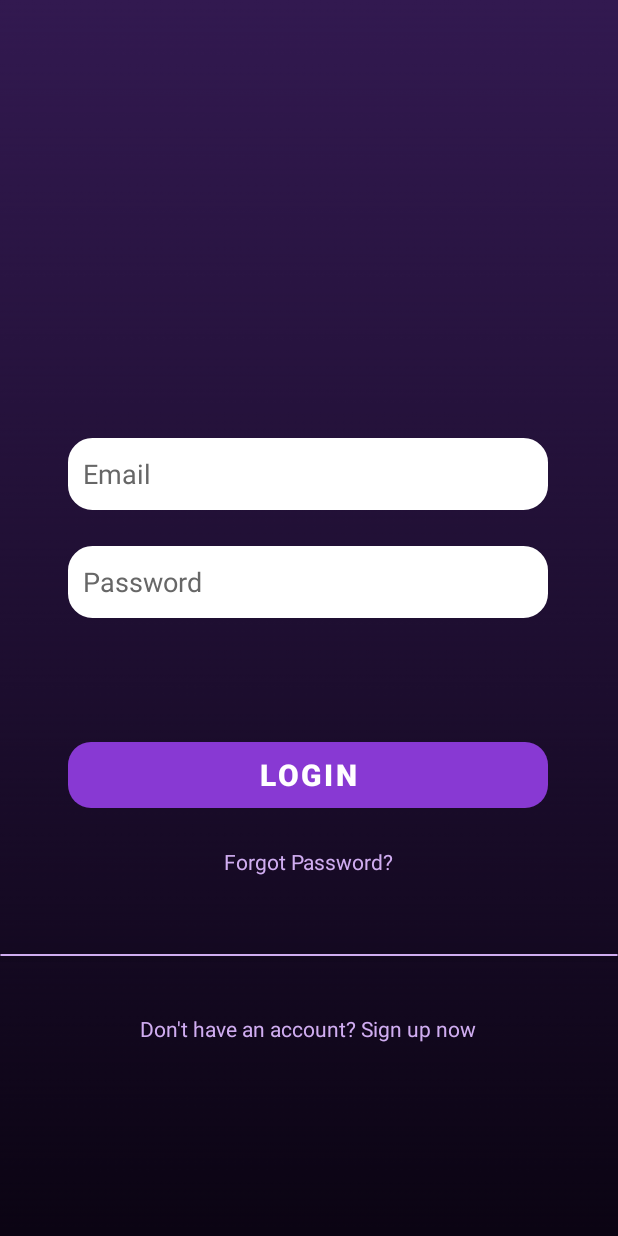
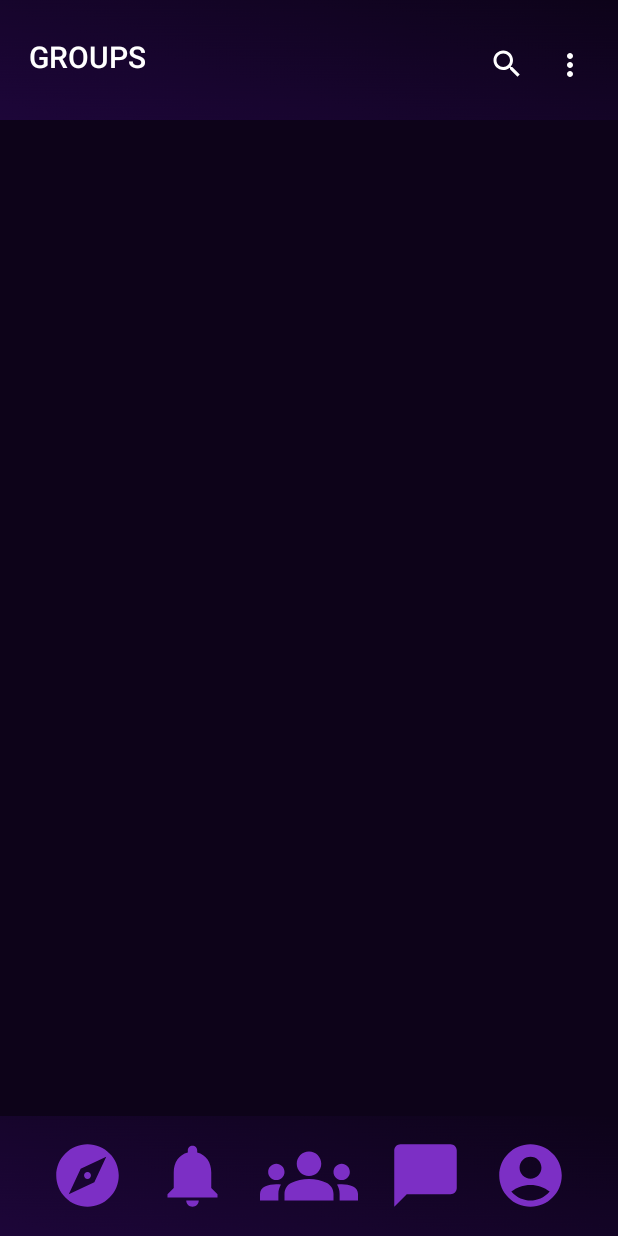
Before and after one commit to JoshDez/Synthronize, an Android app: the screen it shows after launch (Login before the commit, MainActivity after it), on a phone screen of 412 x 824 dp. Run offline under Robolectric (Android 15) with nearby library versions, the phone set to English and light mode, and no system bars.

Commit message:
Group UI test

```diff
--- a/app/src/main/AndroidManifest.xml
+++ b/app/src/main/AndroidManifest.xml
@@ -9,24 +9,23 @@
         android:icon="@mipmap/ic_launcher"
         android:label="@string/app_name"
         android:supportsRtl="true"
-        android:theme="@style/Theme.Synthronize"
+        android:theme="@style/Theme.AppCompat.Light.NoActionBar"
         tools:targetApi="31" >
         <activity
             android:name=".SignUp"
-            android:exported="false"
-            android:theme="@style/Theme.MaterialComponents.NoActionBar"/>
+            android:exported="false"/>
         <activity
             android:name=".Login"
-            android:exported="true"
-            android:theme="@style/Theme.MaterialComponents.NoActionBar">
+            android:exported="true">
+        </activity>
+        <activity
+            android:name=".MainActivity"
+            android:exported="true" >
             <intent-filter>
                 <action android:name="android.intent.action.MAIN" />
                 <category android:name="android.intent.category.LAUNCHER" />
             </intent-filter>
         </activity>
-        <activity
-            android:name=".MainActivity"
-            android:exported="true" />
     </application>
 
 </manifest>
--- a/app/src/main/java/com/labactivity/synthronize/MainActivity.kt
+++ b/app/src/main/java/com/labactivity/synthronize/MainActivity.kt
@@ -2,10 +2,41 @@ package com.labactivity.synthronize
 
 import androidx.appcompat.app.AppCompatActivity
 import android.os.Bundle
+import android.view.Menu
+import android.view.MenuItem
+import android.widget.Toast
+import android.widget.Toolbar
+import androidx.core.view.get
+import com.labactivity.synthronize.databinding.ActivityMainBinding
 
 class MainActivity : AppCompatActivity() {
+    private lateinit var binding: ActivityMainBinding
+    private lateinit var toolbar: androidx.appcompat.widget.Toolbar
     override fun onCreate(savedInstanceState: Bundle?) {
         super.onCreate(savedInstanceState)
-        setContentView(R.layout.activity_main)
+        binding = ActivityMainBinding.inflate(layoutInflater)
+        setContentView(binding.root)
+        toolbar = binding.groupToolbar
+        setSupportActionBar(toolbar)
+    }
+
+    override fun onCreateOptionsMenu(menu: Menu?): Boolean {
+        menuInflater.inflate(R.menu.groups_toolbar_menu, menu)
+        return true
+    }
+
+    override fun onOptionsItemSelected(item: MenuItem): Boolean {
+        when (item.itemId) {
+            R.id.createNewGroup -> {
+                Toast.makeText(this, "Create New Group", Toast.LENGTH_SHORT).show()
+            }
+            R.id.deleteGroup -> {
+                Toast.makeText(this, "Delete Group", Toast.LENGTH_SHORT).show()
+            }
+            R.id.settings -> {
+                Toast.makeText(this, "Settings", Toast.LENGTH_SHORT).show()
+            }
+        }
+        return true
     }
 }
--- /dev/null
+++ b/app/src/main/res/drawable/account_not_selected.xml
@@ -0,0 +1,5 @@
+<vector android:height="24dp" android:tint="@color/purple1"
+    android:viewportHeight="24" android:viewportWidth="24"
+    android:width="24dp" xmlns:android="http://schemas.android.com/apk/res/android">
+    <path android:fillColor="@android:color/white" android:pathData="M12,2C6.48,2 2,6.48 2,12s4.48,10 10,10s10,-4.48 10,-10S17.52,2 12,2zM12,6c1.93,0 3.5,1.57 3.5,3.5S13.93,13 12,13s-3.5,-1.57 -3.5,-3.5S10.07,6 12,6zM12,20c-2.03,0 -4.43,-0.82 -6.14,-2.88C7.55,15.8 9.68,15 12,15s4.45,0.8 6.14,2.12C16.43,19.18 14.03,20 12,20z"/>
+</vector>
--- /dev/null
+++ b/app/src/main/res/drawable/baseline_search_24.xml
@@ -0,0 +1,5 @@
+<vector android:height="24dp" android:tint="@color/white"
+    android:viewportHeight="24" android:viewportWidth="24"
+    android:width="24dp" xmlns:android="http://schemas.android.com/apk/res/android">
+    <path android:fillColor="@android:color/white" android:pathData="M15.5,14h-0.79l-0.28,-0.27C15.41,12.59 16,11.11 16,9.5 16,5.91 13.09,3 9.5,3S3,5.91 3,9.5 5.91,16 9.5,16c1.61,0 3.09,-0.59 4.23,-1.57l0.27,0.28v0.79l5,4.99L20.49,19l-4.99,-5zM9.5,14C7.01,14 5,11.99 5,9.5S7.01,5 9.5,5 14,7.01 14,9.5 11.99,14 9.5,14z"/>
+</vector>
--- /dev/null
+++ b/app/src/main/res/drawable/chat_not_selected.xml
@@ -0,0 +1,5 @@
+<vector android:height="24dp" android:tint="@color/purple1"
+    android:viewportHeight="24" android:viewportWidth="24"
+    android:width="24dp" xmlns:android="http://schemas.android.com/apk/res/android">
+    <path android:fillColor="@android:color/white" android:pathData="M20,2H4c-1.1,0 -2,0.9 -2,2v18l4,-4h14c1.1,0 2,-0.9 2,-2V4c0,-1.1 -0.9,-2 -2,-2z"/>
+</vector>
--- /dev/null
+++ b/app/src/main/res/drawable/explore_not_selected.xml
@@ -0,0 +1,5 @@
+<vector android:height="24dp" android:tint="@color/purple1"
+    android:viewportHeight="24" android:viewportWidth="24"
+    android:width="24dp" xmlns:android="http://schemas.android.com/apk/res/android">
+    <path android:fillColor="@android:color/white" android:pathData="M12,10.9c-0.61,0 -1.1,0.49 -1.1,1.1s0.49,1.1 1.1,1.1c0.61,0 1.1,-0.49 1.1,-1.1s-0.49,-1.1 -1.1,-1.1zM12,2C6.48,2 2,6.48 2,12s4.48,10 10,10 10,-4.48 10,-10S17.52,2 12,2zM14.19,14.19L6,18l3.81,-8.19L18,6l-3.81,8.19z"/>
+</vector>
--- /dev/null
+++ b/app/src/main/res/drawable/groups_not_selected.xml
@@ -0,0 +1,5 @@
+<vector android:height="24dp" android:tint="@color/purple1"
+    android:viewportHeight="24" android:viewportWidth="24"
+    android:width="24dp" xmlns:android="http://schemas.android.com/apk/res/android">
+    <path android:fillColor="@android:color/white" android:pathData="M12,12.75c1.63,0 3.07,0.39 4.24,0.9c1.08,0.48 1.76,1.56 1.76,2.73L18,18H6l0,-1.61c0,-1.18 0.68,-2.26 1.76,-2.73C8.93,13.14 10.37,12.75 12,12.75zM4,13c1.1,0 2,-0.9 2,-2c0,-1.1 -0.9,-2 -2,-2s-2,0.9 -2,2C2,12.1 2.9,13 4,13zM5.13,14.1C4.76,14.04 4.39,14 4,14c-0.99,0 -1.93,0.21 -2.78,0.58C0.48,14.9 0,15.62 0,16.43V18l4.5,0v-1.61C4.5,15.56 4.73,14.78 5.13,14.1zM20,13c1.1,0 2,-0.9 2,-2c0,-1.1 -0.9,-2 -2,-2s-2,0.9 -2,2C18,12.1 18.9,13 20,13zM24,16.43c0,-0.81 -0.48,-1.53 -1.22,-1.85C21.93,14.21 20.99,14 20,14c-0.39,0 -0.76,0.04 -1.13,0.1c0.4,0.68 0.63,1.46 0.63,2.29V18l4.5,0V16.43zM12,6c1.66,0 3,1.34 3,3c0,1.66 -1.34,3 -3,3s-3,-1.34 -3,-3C9,7.34 10.34,6 12,6z"/>
+</vector>
--- /dev/null
+++ b/app/src/main/res/drawable/notifications_not_selected.xml
@@ -0,0 +1,5 @@
+<vector android:height="24dp" android:tint="@color/purple1"
+    android:viewportHeight="24" android:viewportWidth="24"
+    android:width="24dp" xmlns:android="http://schemas.android.com/apk/res/android">
+    <path android:fillColor="@android:color/white" android:pathData="M12,22c1.1,0 2,-0.9 2,-2h-4c0,1.1 0.89,2 2,2zM18,16v-5c0,-3.07 -1.64,-5.64 -4.5,-6.32L13.5,4c0,-0.83 -0.67,-1.5 -1.5,-1.5s-1.5,0.67 -1.5,1.5v0.68C7.63,5.36 6,7.92 6,11v5l-2,2v1h16v-1l-2,-2z"/>
+</vector>
--- a/app/src/main/res/layout/activity_main.xml
+++ b/app/src/main/res/layout/activity_main.xml
@@ -2,17 +2,82 @@
 <androidx.constraintlayout.widget.ConstraintLayout xmlns:android="http://schemas.android.com/apk/res/android"
     xmlns:app="http://schemas.android.com/apk/res-auto"
     xmlns:tools="http://schemas.android.com/tools"
+    android:background="@color/dark_purple_2"
     android:layout_width="match_parent"
     android:layout_height="match_parent"
     tools:context=".MainActivity">
 
-    <TextView
-        android:layout_width="wrap_content"
-        android:layout_height="wrap_content"
-        android:text="Hello World!"
+    <androidx.appcompat.widget.Toolbar
+        android:id="@+id/groupToolbar"
+        style="@style/Toolbar"
+        android:layout_width="match_parent"
+        android:layout_height="80dp"
+        android:paddingStart="15dp"
+        android:paddingEnd="10dp"
+        android:paddingTop="15dp"
+        android:paddingBottom="20dp"
+        android:theme="@style/ThemeOverlay.AppCompat.Dark.ActionBar"
+        app:popupTheme="@style/ThemeOverlay.AppCompat.Light"
+        app:title="@string/groups"
+        app:titleTextColor="@color/white"
+        app:layout_constraintEnd_toEndOf="parent"
+        app:layout_constraintStart_toStartOf="parent"
+        app:layout_constraintTop_toTopOf="parent"
+        />
+
+    <androidx.recyclerview.widget.RecyclerView
+        android:orientation="vertical"
+        android:id="@+id/centerLinear"
+        android:layout_width="match_parent"
+        android:layout_height="572dp"
+        app:layout_constraintBottom_toTopOf="@+id/bottomLinear"
+        app:layout_constraintEnd_toEndOf="parent"
+        app:layout_constraintStart_toStartOf="parent"
+        app:layout_constraintTop_toBottomOf="@+id/groupToolbar" >
+
+    </androidx.recyclerview.widget.RecyclerView>
+
+
+    <LinearLayout
+        android:id="@+id/bottomLinear"
+        style="@style/BottomBar"
+        android:layout_width="match_parent"
+        android:layout_height="80dp"
+        android:orientation="horizontal"
+        android:gravity="center"
         app:layout_constraintBottom_toBottomOf="parent"
         app:layout_constraintEnd_toEndOf="parent"
-        app:layout_constraintStart_toStartOf="parent"
-        app:layout_constraintTop_toTopOf="parent" />
+        app:layout_constraintStart_toStartOf="parent" >
+        <ImageButton
+            android:layout_width="50dp"
+            android:layout_height="50dp"
+            android:layout_marginStart="10dp"
+            android:layout_marginEnd="10dp"
+            android:background="@drawable/explore_not_selected"/>
+        <ImageButton
+            android:layout_width="50dp"
+            android:layout_height="50dp"
+            android:layout_marginStart="10dp"
+            android:layout_marginEnd="10dp"
+            android:background="@drawable/notifications_not_selected"/>
+        <ImageButton
+            android:layout_width="65dp"
+            android:layout_height="65dp"
+            android:layout_marginStart="10dp"
+            android:layout_marginEnd="10dp"
+            android:background="@drawable/groups_not_selected"/>
+        <ImageButton
+            android:layout_width="50dp"
+            android:layout_height="50dp"
+            android:layout_marginStart="10dp"
+            android:layout_marginEnd="10dp"
+            android:background="@drawable/chat_not_selected"/>
+        <ImageButton
+            android:layout_width="50dp"
+            android:layout_height="50dp"
+            android:layout_marginStart="10dp"
+            android:layout_marginEnd="10dp"
+            android:background="@drawable/account_not_selected"/>
+    </LinearLayout>
 
 </androidx.constraintlayout.widget.ConstraintLayout>
--- /dev/null
+++ b/app/src/main/res/menu/groups_toolbar_menu.xml
@@ -0,0 +1,23 @@
+<?xml version="1.0" encoding="utf-8"?>
+<menu xmlns:android="http://schemas.android.com/apk/res/android"
+    xmlns:app="http://schemas.android.com/apk/res-auto"
+    >
+
+
+    <item
+        android:title="Create New Group"
+        android:id="@+id/search"
+        android:icon="@drawable/baseline_search_24"
+        app:showAsAction="ifRoom|collapseActionView"
+        app:actionViewClass="androidx.appcompat.widget.SearchView"/>
+    <item
+        android:title="Create New Group"
+        android:id="@+id/createNewGroup" />
+    <item
+        android:title="Delete Group"
+        android:id="@+id/deleteGroup" />
+    <item
+        android:title="Settings"
+        android:id="@+id/settings" />
+
+</menu>
--- a/app/src/main/res/values/colors.xml
+++ b/app/src/main/res/values/colors.xml
@@ -10,9 +10,9 @@
     <color name="white">#FFFFFFFF</color>
     <color name="hint_color">#676767</color>
     <color name="light_purple">#D0ADF1</color>
-    <color name="purple1">#8839D3</color>
-    <color name="purple2">#522481</color>
-    <color name="dark_purple_1">#311355</color>
+    <color name="purple1">#7C2FC5</color>
+    <color name="purple2">#482070</color>
+    <color name="dark_purple_1">#1D0639</color>
     <color name="dark_purple_2">#0D0319</color>
 
 
--- a/app/src/main/res/values/strings.xml
+++ b/app/src/main/res/values/strings.xml
@@ -15,4 +15,10 @@
     <string name="already_have_an_account">Already have an account? Log In here</string>
 
 
+    <!-- Groups Activity -->
+    <string name="groups">GROUPS</string>
+
+
+
+
 </resources>
--- a/app/src/main/res/values/themes.xml
+++ b/app/src/main/res/values/themes.xml
@@ -13,4 +13,11 @@
         <item name="android:statusBarColor">?attr/colorPrimaryVariant</item>
         <!-- Customize your theme here. -->
     </style>
+
+    <style name="Toolbar">
+        <item name="android:background">@drawable/gradient</item>
+    </style>
+    <style name="BottomBar">
+        <item name="android:background">@drawable/gradient</item>
+    </style>
 </resources>
```
Also changed, not shown: app/src/main/res/drawable/gradient.png (added).
